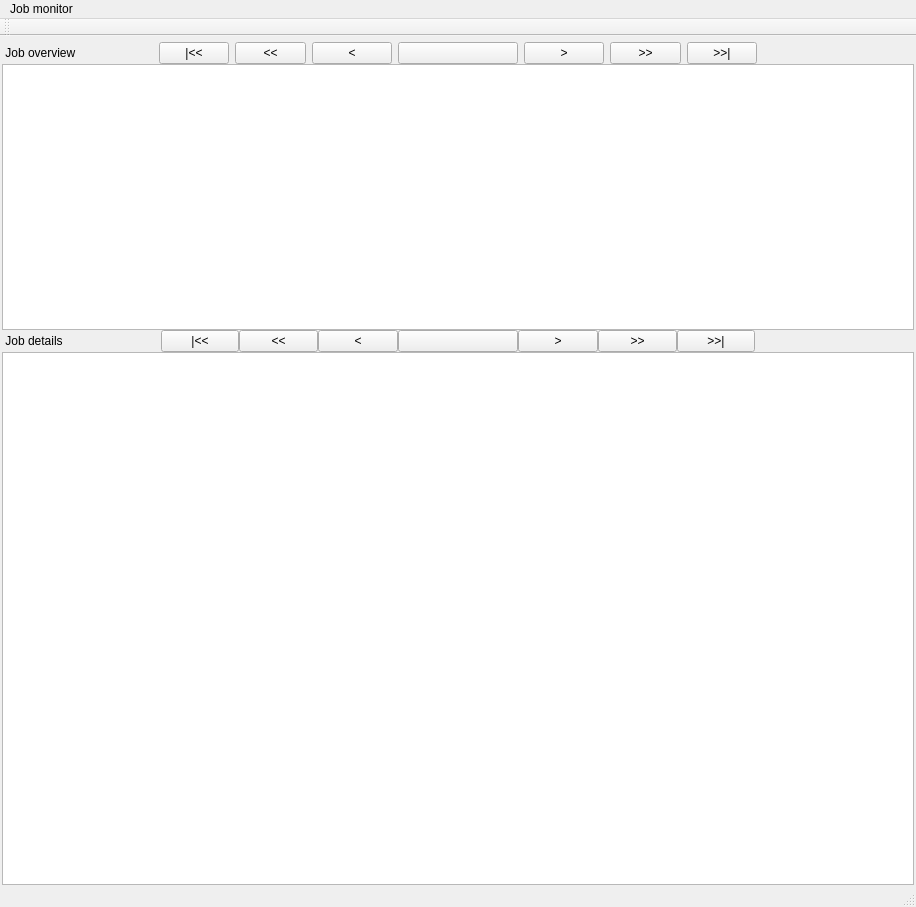
First picture: the form in dashboard2/mainwindow.ui, repository etijskens/job-monitoring, before the edit.
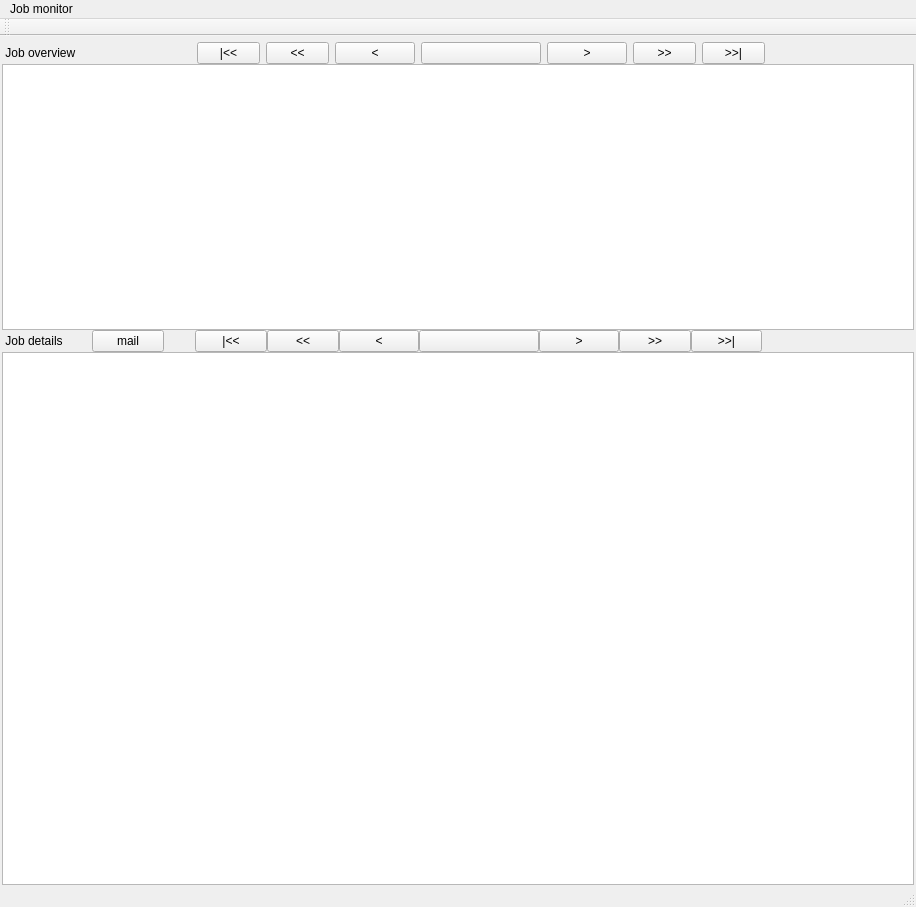
Second picture: the form after the edit.

Commit message:
handling finished jobs, mail address
finished jobs are removed and pickled in directory ‘completed’, with
filename <jobid>.pickled
retrieve mail address functionality added

Diff of the .ui file:
```diff
--- a/dashboard2/mainwindow.ui
+++ b/dashboard2/mainwindow.ui
@@ -42,7 +42,7 @@
        <widget class="QLabel" name="label">
         <property name="minimumSize">
          <size>
-          <width>120</width>
+          <width>100</width>
           <height>0</height>
          </size>
         </property>
@@ -51,6 +51,19 @@
         </property>
        </widget>
       </item>
+      <item>
+       <widget class="QLabel" name="label_2">
+        <property name="minimumSize">
+         <size>
+          <width>60</width>
+          <height>0</height>
+         </size>
+        </property>
+        <property name="text">
+         <string/>
+        </property>
+       </widget>
+      </item>
       <item>
        <spacer name="horizontalSpacer_4">
         <property name="orientation">
@@ -196,15 +209,40 @@
        <widget class="QLabel" name="qwJobDetails_2">
         <property name="minimumSize">
          <size>
-          <width>120</width>
+          <width>90</width>
           <height>0</height>
          </size>
         </property>
+        <property name="maximumSize">
+         <size>
+          <width>16777215</width>
+          <height>16777215</height>
+         </size>
+        </property>
         <property name="text">
          <string> Job details</string>
         </property>
        </widget>
       </item>
+      <item>
+       <widget class="QPushButton" name="qwMail">
+        <property name="minimumSize">
+         <size>
+          <width>60</width>
+          <height>0</height>
+         </size>
+        </property>
+        <property name="maximumSize">
+         <size>
+          <width>16777215</width>
+          <height>16777215</height>
+         </size>
+        </property>
+        <property name="text">
+         <string>mail</string>
+        </property>
+       </widget>
+      </item>
       <item>
        <spacer name="horizontalSpacer">
         <property name="orientation">
```
The commit also changes 6 other files.
